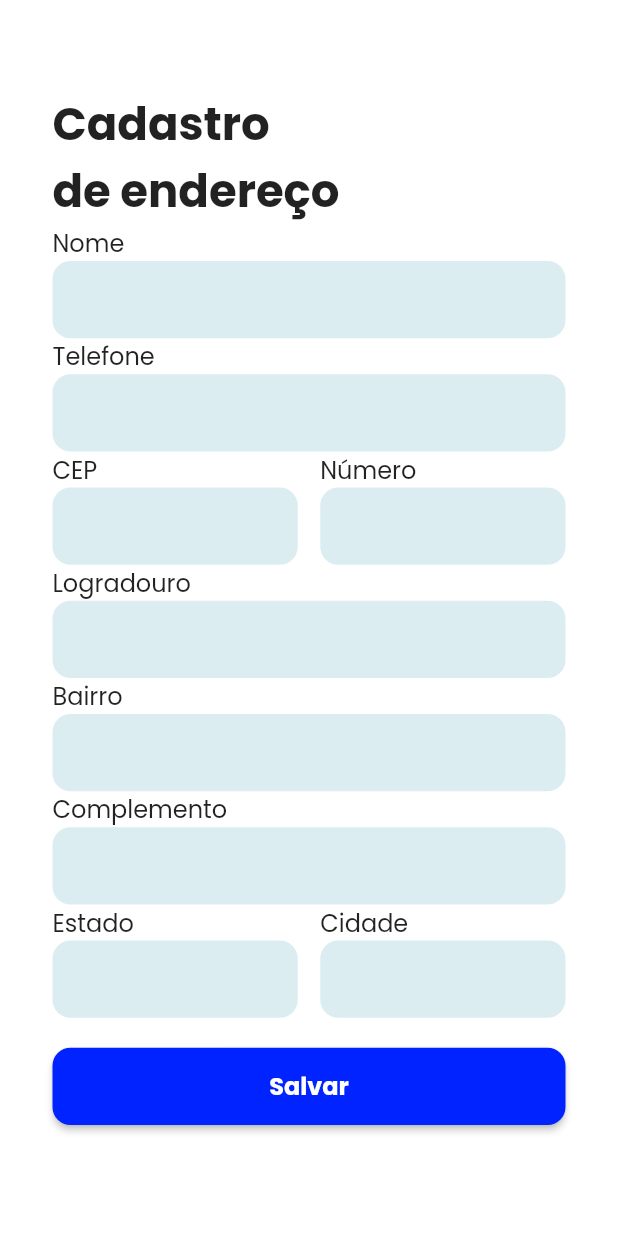
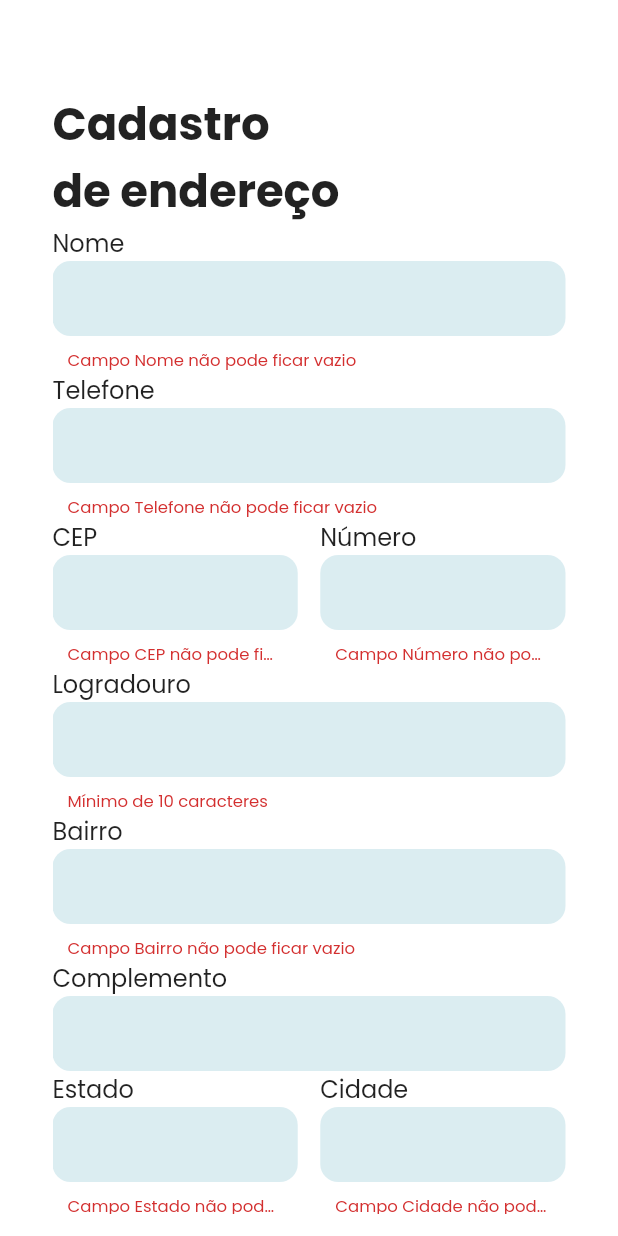
Before and after one commit to jhoisz/form_alura, a Flutter app: the screen it shows after launch, after a tap on "Salvar", on a phone screen of 412 x 824 dp. Run offline on Flutter 3.47's test engine with Material 2 defaults, Android fonts, the light colour scheme and no system bars; our stand-ins replace extended_masked_text, google_fonts.

Commit message:
feat: form validation

```diff
--- a/lib/form/form_page.dart
+++ b/lib/form/form_page.dart
@@ -26,12 +26,13 @@ class _FormPageState extends State<FormPage> {
   final _cityController = TextEditingController();
   final _stateController = TextEditingController();
 
+  // create function for count one more one
+
   @override
   Widget build(BuildContext context) {
     return Scaffold(
       backgroundColor: Colors.white,
-      body: SingleChildScrollView(
-        child: Padding(
+      body: Padding(
         padding: const EdgeInsets.only(
           top: 60,
           left: 35.0,
@@ -48,6 +49,9 @@ class _FormPageState extends State<FormPage> {
                 fontWeight: FontWeight.bold,
               ),
             ),
+            Expanded(
+              child: ListView(
+                children: [
                   Form(
                     key: _formKey,
                     child: Column(
@@ -91,6 +95,12 @@ class _FormPageState extends State<FormPage> {
                           context,
                           _streetController,
                           maxLengthText: 100,
+                          validator: (text) {
+                            if ((text?.length ?? 0) < 10) {
+                              return 'Mínimo de 10 caracteres';
+                            }
+                            return null;
+                          },
                         ),
                         buildTextField(
                           'Bairro',
@@ -103,6 +113,9 @@ class _FormPageState extends State<FormPage> {
                           TextInputType.text,
                           context,
                           _complementController,
+                          validator: (value) {
+                            return null;
+                          },
                         ),
                         Row(
                           children: [
@@ -121,6 +134,7 @@ class _FormPageState extends State<FormPage> {
                                 TextInputType.text,
                                 context,
                                 _cityController,
+                                isLast: true,
                               ),
                             ),
                           ],
@@ -140,19 +154,7 @@ class _FormPageState extends State<FormPage> {
                         primary: const Color(0xFF0123FF),
                       ),
                       onPressed: () {
-                    address = Address(
-                      name: _nameController.text,
-                      phone: _phoneController.text,
-                      cep: _cepController.text,
-                      number: _numberController.text,
-                      street: _streetController.text,
-                      neighborhood: _neighborhoodController.text,
-                      complement: _complementController.text,
-                      state: _stateController.text,
-                      city: _cityController.text,
-                    );
-
-                    debugPrint(address?.getAddress().toString());
+                        validateForm();
                       },
                       child: Text(
                         'Salvar',
@@ -166,6 +168,8 @@ class _FormPageState extends State<FormPage> {
                 ],
               ),
             ),
+          ],
+        ),
       ),
     );
   }
@@ -176,6 +180,8 @@ class _FormPageState extends State<FormPage> {
     BuildContext context,
     TextEditingController controller, {
     int? maxLengthText,
+    String? Function(String?)? validator,
+    bool isLast = false,
   }) {
     return Column(
       crossAxisAlignment: CrossAxisAlignment.start,
@@ -184,18 +190,31 @@ class _FormPageState extends State<FormPage> {
           name,
           style: GoogleFonts.poppins(fontSize: 16),
         ),
-        SizedBox(
-          width: MediaQuery.of(context).size.width,
-          height: MediaQuery.of(context).size.height / 16,
-          child: TextFormField(
+        TextFormField(
           controller: controller,
-            // validator: (value) =>
-            //     value!.isEmpty ? 'Email cannot be blank' : null,
+          validator: validator ??
+              (value) {
+                return (value?.isEmpty ?? true)
+                    ? 'Campo $name não pode ficar vazio'
+                    : null;
+              },
           keyboardType: type,
+          textInputAction: isLast ? TextInputAction.done : TextInputAction.next,
           maxLength: maxLengthText,
           maxLengthEnforcement:
               maxLengthText != null ? MaxLengthEnforcement.enforced : null,
+          style: GoogleFonts.poppins(fontSize: 14.0),
           decoration: InputDecoration(
+            contentPadding: const EdgeInsets.symmetric(
+              vertical: 15.0,
+              horizontal: 10.0,
+            ),
+            errorStyle: GoogleFonts.poppins(
+              fontSize: 11.0,
+              textStyle: const TextStyle(
+                overflow: TextOverflow.visible,
+              ),
+            ),
             filled: true,
             fillColor: const Color(0xFFADD6E0).withOpacity(0.44),
             counterText: '',
@@ -205,17 +224,27 @@ class _FormPageState extends State<FormPage> {
             ),
           ),
         ),
-        ),
       ],
     );
   }
 
-  // void validate() {
-  //   final FormState? form = _formKey.currentState;
-  //   if (form!.validate()) {
-  //     print('Form is valid');
-  //   } else {
-  //     print('Form is not valid');
-  //   }
-  // }
+  void validateForm() {
+    final FormState? form = _formKey.currentState;
+    if (form?.validate() ?? false) {
+      address = Address(
+        name: _nameController.text,
+        phone: _phoneController.text,
+        cep: _cepController.text,
+        number: _numberController.text,
+        street: _streetController.text,
+        neighborhood: _neighborhoodController.text,
+        complement: _complementController.text,
+        state: _stateController.text,
+        city: _cityController.text,
+      );
+      debugPrint(address?.getAddress().toString());
+    } else {
+      debugPrint('Formulário inválido');
     }
+  }
+}
```
Lines whose indentation alone changed are shown as unchanged.
